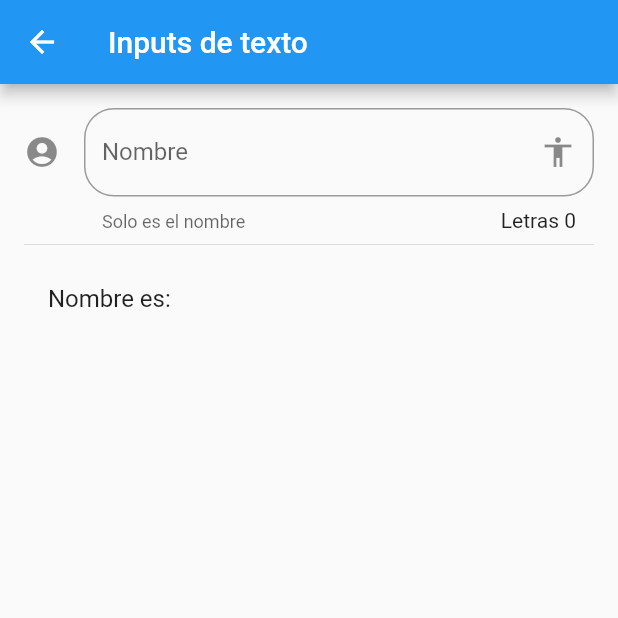
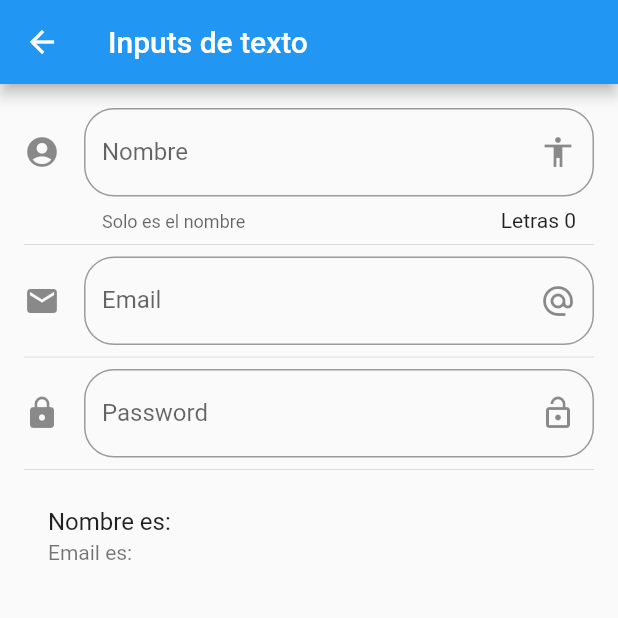
Before and after one commit to Oscar-Espana/Flutter---Componentes, a Flutter app: the InputPage screen opened by its route, on a phone screen of 412 x 824 dp, the top half of it. Run offline on Flutter 3.47's test engine with Material 2 defaults, Android fonts, the phone set to English and light mode, and no system bars.

Commit message:
Email y password fields

```diff
--- a/lib/src/pages/input_page.dart
+++ b/lib/src/pages/input_page.dart
@@ -7,6 +7,7 @@ class InputPage extends StatefulWidget {
 
 class _InputPageState extends State<InputPage> {
   String _nombre = "";
+  String _email = "";
   @override
   Widget build(BuildContext context) {
     return Scaffold(
@@ -17,6 +18,10 @@ class _InputPageState extends State<InputPage> {
         padding: EdgeInsets.symmetric(horizontal: 16.0, vertical: 16.0),
         children: [
           _crearInput(),
+          Divider(),
+          _crearEmail(),
+          Divider(),
+          _crearPassword(),
           Divider(),
           _crearPersona(),
         ],
@@ -44,9 +49,40 @@ class _InputPageState extends State<InputPage> {
     );
   }
 
+  Widget _crearEmail() {
+    return TextField(
+      keyboardType: TextInputType.emailAddress,
+      decoration: InputDecoration(
+        border: OutlineInputBorder(borderRadius: BorderRadius.circular(20.0)),
+        hintText: 'Email',
+        labelText: 'Email',
+        suffixIcon: Icon(Icons.alternate_email),
+        icon: Icon(Icons.email),
+      ),
+      onChanged: (valor)=>
+        setState(() {
+          _email = valor;
+        })
+    );
+  }
+
   Widget _crearPersona() {
     return ListTile(
       title: Text('Nombre es: $_nombre'),
+      subtitle: Text('Email es: $_email'),
+    );
+  }
+
+  Widget _crearPassword() {
+    return TextField(
+      obscureText: true,
+      decoration: InputDecoration(
+        border: OutlineInputBorder(borderRadius: BorderRadius.circular(20.0)),
+        hintText: 'Password',
+        labelText: 'Password',
+        suffixIcon: Icon(Icons.lock_open),
+        icon: Icon(Icons.lock),
+      ),
     );
   }
 }
```
